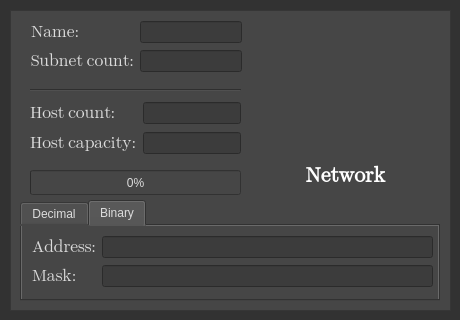
Qt form src/widgetApp/NetworkDialog.ui (Projekt-zespolowy-TIU/DesignYourNetwork) before a commit.
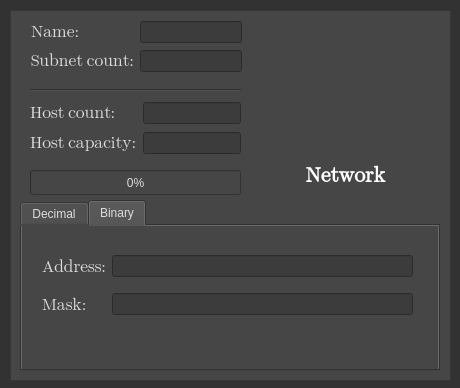
The same form after that commit. Icons and pictures are not drawn.

Commit message: scroll areas for IPv6 binary

Patch:
```diff
--- a/src/widgetApp/NetworkDialog.ui
+++ b/src/widgetApp/NetworkDialog.ui
@@ -7,7 +7,7 @@
     <x>0</x>
     <y>0</y>
     <width>460</width>
-    <height>320</height>
+    <height>388</height>
    </rect>
   </property>
   <property name="font">
@@ -34,7 +34,7 @@
      <x>10</x>
      <y>10</y>
      <width>441</width>
-     <height>301</height>
+     <height>371</height>
     </rect>
    </property>
    <property name="font">
@@ -85,7 +85,7 @@
       <x>10</x>
       <y>190</y>
       <width>420</width>
-      <height>101</height>
+      <height>171</height>
      </rect>
     </property>
     <property name="tabPosition">
@@ -179,53 +179,51 @@
      <attribute name="title">
       <string>Binary</string>
      </attribute>
-     <widget class="QWidget" name="layoutWidget_2">
+     <widget class="QScrollArea" name="scrollArea">
       <property name="geometry">
        <rect>
         <x>10</x>
-        <y>9</y>
+        <y>0</y>
         <width>401</width>
-        <height>54</height>
+        <height>101</height>
        </rect>
       </property>
-      <layout class="QGridLayout" name="gridLayout_3">
-       <item row="0" column="0">
-        <widget class="QLabel" name="label_14">
-         <property name="font">
-          <font>
-           <family>Segoe UI Emoji</family>
-           <pointsize>13</pointsize>
-           <weight>50</weight>
-           <italic>false</italic>
-           <bold>false</bold>
-          </font>
-         </property>
-         <property name="text">
-          <string>Address:</string>
-         </property>
-        </widget>
-       </item>
-       <item row="1" column="0">
-        <widget class="QLabel" name="label_15">
-         <property name="font">
-          <font>
-           <family>Segoe UI Emoji</family>
-           <pointsize>13</pointsize>
-           <weight>50</weight>
-           <italic>false</italic>
-           <bold>false</bold>
-          </font>
-         </property>
-         <property name="text">
-          <string>Mask:</string>
-         </property>
-        </widget>
-       </item>
-       <item row="0" column="1">
+      <property name="frameShape">
+       <enum>QFrame::NoFrame</enum>
+      </property>
+      <property name="widgetResizable">
+       <bool>true</bool>
+      </property>
+      <widget class="QWidget" name="scrollAreaWidgetContents">
+       <property name="geometry">
+        <rect>
+         <x>0</x>
+         <y>0</y>
+         <width>401</width>
+         <height>101</height>
+        </rect>
+       </property>
+       <layout class="QHBoxLayout" name="horizontalLayout">
+        <item>
+         <widget class="QFrame" name="addressFrame">
+          <property name="frameShape">
+           <enum>QFrame::NoFrame</enum>
+          </property>
+          <property name="frameShadow">
+           <enum>QFrame::Raised</enum>
+          </property>
         <widget class="QLineEdit" name="networkAddressBinary">
          <property name="enabled">
           <bool>false</bool>
          </property>
+           <property name="geometry">
+            <rect>
+             <x>71</x>
+             <y>20</y>
+             <width>301</width>
+             <height>22</height>
+            </rect>
+           </property>
          <property name="styleSheet">
           <string notr="true">background-color: rgb(60, 60, 60);</string>
          </property>
@@ -233,15 +231,43 @@
           <bool>true</bool>
          </property>
          <property name="alignment">
-          <set>Qt::AlignCenter</set>
-         </property>
-        </widget>
-       </item>
-       <item row="1" column="1">
+            <set>Qt::AlignLeading|Qt::AlignLeft|Qt::AlignVCenter</set>
+           </property>
+          </widget>
+          <widget class="QLabel" name="label_15">
+           <property name="geometry">
+            <rect>
+             <x>1</x>
+             <y>58</y>
+             <width>44</width>
+             <height>23</height>
+            </rect>
+           </property>
+           <property name="font">
+            <font>
+             <family>Segoe UI Emoji</family>
+             <pointsize>13</pointsize>
+             <weight>50</weight>
+             <italic>false</italic>
+             <bold>false</bold>
+            </font>
+           </property>
+           <property name="text">
+            <string>Mask:</string>
+           </property>
+          </widget>
         <widget class="QLineEdit" name="networkMaskBinary">
          <property name="enabled">
           <bool>false</bool>
          </property>
+           <property name="geometry">
+            <rect>
+             <x>71</x>
+             <y>58</y>
+             <width>301</width>
+             <height>22</height>
+            </rect>
+           </property>
          <property name="styleSheet">
           <string notr="true">background-color: rgb(60, 60, 60);</string>
          </property>
@@ -249,11 +275,35 @@
           <bool>true</bool>
          </property>
          <property name="alignment">
-          <set>Qt::AlignCenter</set>
-         </property>
+            <set>Qt::AlignLeading|Qt::AlignLeft|Qt::AlignVCenter</set>
+           </property>
+          </widget>
+          <widget class="QLabel" name="label_14">
+           <property name="geometry">
+            <rect>
+             <x>1</x>
+             <y>20</y>
+             <width>64</width>
+             <height>23</height>
+            </rect>
+           </property>
+           <property name="font">
+            <font>
+             <family>Segoe UI Emoji</family>
+             <pointsize>13</pointsize>
+             <weight>50</weight>
+             <italic>false</italic>
+             <bold>false</bold>
+            </font>
+           </property>
+           <property name="text">
+            <string>Address:</string>
+           </property>
+          </widget>
         </widget>
        </item>
       </layout>
+      </widget>
      </widget>
     </widget>
    </widget>
```
Lines whose indentation alone changed are shown as unchanged. The commit also changes 15 other files.
